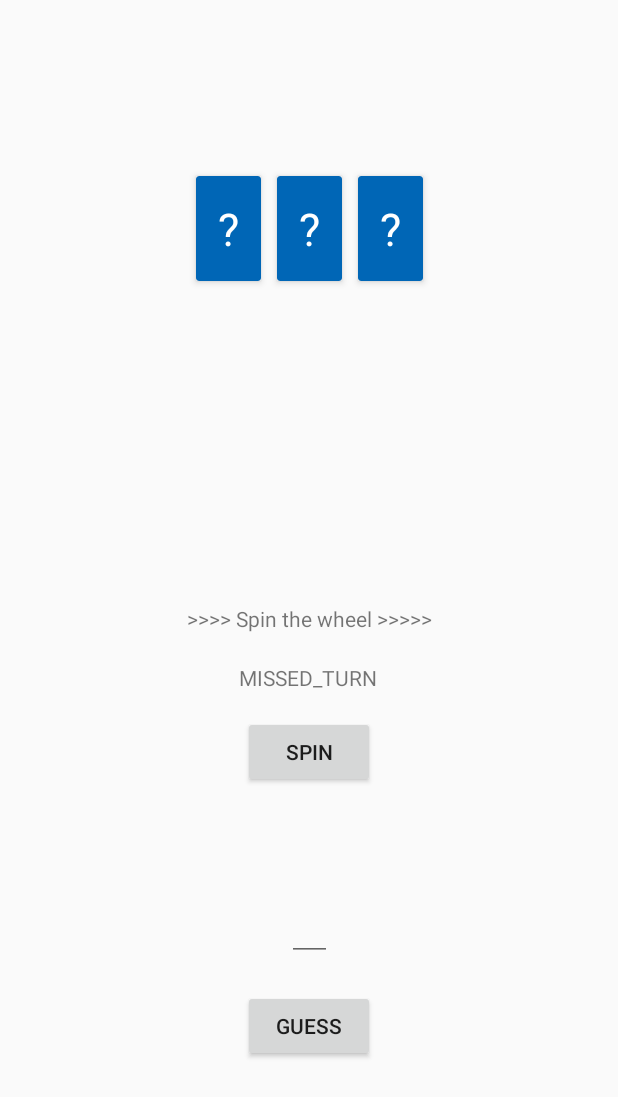
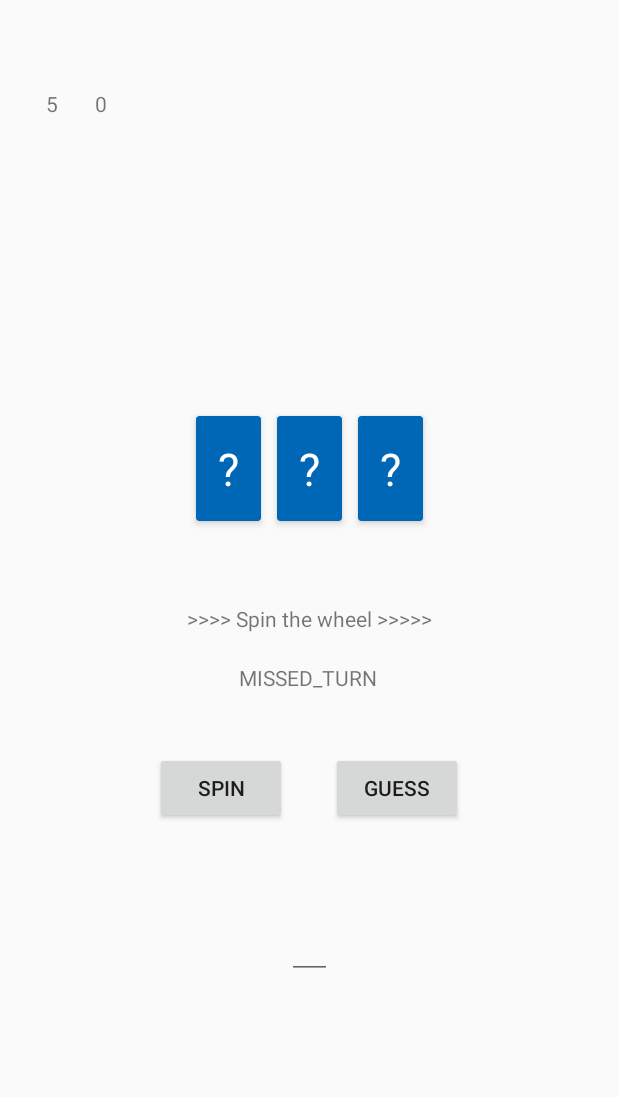
Before and after one commit to miax6351/s205353Lykkehjulet, an Android app: the GameFragment screen opened through its navigation route, after a tap on "SPIN", on a phone screen of 412 x 824 dp. Shown: the top 1097 px of the screen. Run offline under Robolectric (Android 15) with nearby library versions, the phone set to English and light mode, and no system bars.

Commit message:
gamelogic and new buttons

```diff
--- a/app/src/main/java/com/example/s205353lykkehjulet/Game.kt
+++ b/app/src/main/java/com/example/s205353lykkehjulet/Game.kt
@@ -2,8 +2,10 @@ package com.example.s205353lykkehjulet
 
 class Game {
 
+    private var value = Value()
     private var player = Player()
     private var result = ""
+    private var pointsToWin = 0
 
     fun startGame(){
 
@@ -13,24 +15,29 @@ class Game {
 
     fun spinTheWheel(){
 
-        var times = 0
-        while (times < 1){
+       // while (player.getLives() > 0){
             val spin = (Math.random() * Field.values().size).toInt()
-            //System.out.println("*******************************************" + spin)
-            times++
 
             val field : Field = Field.values().get(spin)
-            println("inside spin wheel")
-            println(field)
             setResult(field.toString())
+            println(field.toString())
 
             when (field){
-                Field.VALUE -> println("guess word")
-                Field.EXTRA_TURN -> spinTheWheel()
-                Field.MISSED_TURN -> break
-                Field.BANKRUPTCY -> player.setPoints(0)
+                Field.VALUE -> {
+                    pointsToWin = value.getRandomValue()
+                    setResult(pointsToWin.toString())
+                    player.addPoints(pointsToWin * HiddenWord.getRightGuesses())
+                }
+                Field.EXTRA_TURN -> {
+                    setResult(field.toString())
+                    spinTheWheel()
+                }
+                Field.MISSED_TURN -> println("")
+                Field.BANKRUPTCY -> {
+                    player.setPoints(0)
+                }
             }
-        }
+       // }
 
 
     }
--- a/app/src/main/java/com/example/s205353lykkehjulet/GameFragment.kt
+++ b/app/src/main/java/com/example/s205353lykkehjulet/GameFragment.kt
@@ -22,7 +22,9 @@ class GameFragment : Fragment() {
     private var adapter : RecyclerView.Adapter<RecyclerAdapter.ViewHolder>? = null
     private var game = Game()
     private var result: TextView? = null
+    private var points: TextView? = null
     private val viewModel : GameViewModel by viewModels()
+    private var player = Player()
 
     override fun onCreate(savedInstanceState: Bundle?) {
         super.onCreate(savedInstanceState)
@@ -37,22 +39,27 @@ class GameFragment : Fragment() {
         _binding = FragmentGameBinding.inflate(inflater, container, false)
         val view = binding.root
         layoutManager = LinearLayoutManager(context, LinearLayoutManager.HORIZONTAL, false,)
+
         adapter = RecyclerAdapter()
         binding.recyclerView.layoutManager = layoutManager
         binding.recyclerView.adapter = adapter
+
         result = binding.resultView
+        points = binding.points
 
 
         binding.spinWheelButton.setOnClickListener(){
             game.spinTheWheel()
-            viewModel.setValue(game.getResult())
-            viewModel.setValue(HiddenWord.getQuestionMarkArray())
+            viewModel.setResultValue(game.getResult())
+            viewModel.setPointsValue(player.getPoints())
         }
 
-        binding.button.setOnClickListener(){
+        binding.guessButton.setOnClickListener(){
             HiddenWord.displayLetterIfTrue(binding.guessInputField.text.toString())
             println(binding.guessInputField.text.toString())
             print(HiddenWord.getQuestionMarkArray().toString())
+            binding.guessInputField.text.clear()
+
 
         }
 
@@ -65,15 +72,18 @@ class GameFragment : Fragment() {
         val gameObserver = Observer<String> { spin ->
             // Update the UI, in this case, a TextView.
             result?.text  = game.getResult()
+
         }
 
         // Observe the LiveData, passing in this activity as the LifecycleOwner and the observer.
         viewModel.currentResult.observe(viewLifecycleOwner, {
                 newWord -> binding.resultView.text = newWord
         })
-        viewModel.currentQuestionMarkArray.observe(viewLifecycleOwner, {
-                newArray -> viewModel.currentQuestionMarkArray
+
+        viewModel.currentPoints.observe(viewLifecycleOwner, {
+                newPoints -> binding.points.text = newPoints.toString()
         })
+
 
 
     }
--- a/app/src/main/java/com/example/s205353lykkehjulet/GameViewModel.kt
+++ b/app/src/main/java/com/example/s205353lykkehjulet/GameViewModel.kt
@@ -9,16 +9,25 @@ class GameViewModel : ViewModel() {
     private val _currentResult = MutableLiveData<String>()
     val currentResult : LiveData<String>
     get() = _currentResult
+
+    private val _currentPoints = MutableLiveData<Int>()
+    val currentPoints : LiveData<Int>
+        get() = _currentPoints
+
     private val _currentQuestionMarkArray = MutableLiveData<ArrayList<Char>>()
     val currentQuestionMarkArray : LiveData<ArrayList<Char>>
     get() = _currentQuestionMarkArray
 
-    fun setValue(string : String){
+    fun setResultValue(string : String){
         _currentResult.value = string
     }
 
-    fun setValue(questionMarkArray : ArrayList<Char>){
+    fun setQuestionValue(questionMarkArray : ArrayList<Char>){
         _currentQuestionMarkArray.value = questionMarkArray
+    }
+
+    fun setPointsValue(points : Int){
+        _currentPoints.value = points
     }
 
 
--- a/app/src/main/java/com/example/s205353lykkehjulet/HiddenWord.kt
+++ b/app/src/main/java/com/example/s205353lykkehjulet/HiddenWord.kt
@@ -4,8 +4,9 @@ object HiddenWord {
 
     private var questionMarkArray: ArrayList<Char> = ArrayList()
     private var hiddenWordsArray = arrayOf("Cat","Dog","Rooster")
-    private var word = hiddenWordsArray[0]
+    private var word = hiddenWordsArray[1]
     private var wordArray = word.toList() as ArrayList<Char>
+    private var rightGuesses = 0;
 
 
     fun getHiddenWordArray(): List<Char> {
@@ -13,9 +14,11 @@ object HiddenWord {
     }
 
     fun displayLetterIfTrue(guess : String){
+        rightGuesses = 0
         for (i in 0..wordArray.size - 1) {
             if (guess.equals(wordArray[i].toString(),true)){
                 getQuestionMarkArray()[i] = wordArray[i]
+                rightGuesses++
             }
         }
 
@@ -31,4 +34,8 @@ object HiddenWord {
         return questionMarkArray
     }
 
+    fun getRightGuesses(): Int {
+        return rightGuesses
+    }
+
 }
--- a/app/src/main/java/com/example/s205353lykkehjulet/Player.kt
+++ b/app/src/main/java/com/example/s205353lykkehjulet/Player.kt
@@ -21,8 +21,16 @@ class Player {
         return loseStatus
     }
 
+    fun getPoints(): Int {
+        return points
+    }
+
     fun setPoints(newPoints: Int) {
         points = newPoints;
     }
 
+    fun addPoints(newPoints: Int){
+        points += newPoints
+    }
+
 }
--- a/app/src/main/java/com/example/s205353lykkehjulet/RecyclerAdapter.kt
+++ b/app/src/main/java/com/example/s205353lykkehjulet/RecyclerAdapter.kt
@@ -37,6 +37,10 @@ class RecyclerAdapter : RecyclerView.Adapter<RecyclerAdapter.ViewHolder>() {
         }
     }
 
+    fun setTitles(newArray : ArrayList<Char>){
+        titles = newArray
+    }
+
 
 
 }
--- /dev/null
+++ b/app/src/main/java/com/example/s205353lykkehjulet/Value.kt
@@ -0,0 +1,12 @@
+package com.example.s205353lykkehjulet
+
+import kotlin.random.Random
+
+class Value {
+
+    private var valueArray = arrayOf(100,200,300,400,500)
+
+    fun getRandomValue(): Int {
+        return valueArray[Random.nextInt(0,valueArray.size - 1)]
+    }
+}
--- a/app/src/main/res/layout/fragment_game.xml
+++ b/app/src/main/res/layout/fragment_game.xml
@@ -11,8 +11,8 @@
         android:layout_width="wrap_content"
         android:layout_height="wrap_content"
         android:layout_marginTop="112dp"
-        android:layout_marginBottom="78dp"
-        app:layout_constraintBottom_toTopOf="@+id/textView"
+        android:layout_marginBottom="50dp"
+        app:layout_constraintBottom_toTopOf="@+id/spin_wheel_text"
         app:layout_constraintEnd_toEndOf="parent"
         app:layout_constraintHorizontal_bias="0.5"
         app:layout_constraintStart_toStartOf="parent"
@@ -31,6 +31,30 @@
         app:layout_constraintTop_toTopOf="parent" />
 
     <TextView
+        android:id="@+id/life_count"
+        android:layout_width="wrap_content"
+        android:layout_height="wrap_content"
+        android:text="5"
+        app:layout_constraintBottom_toBottomOf="parent"
+        app:layout_constraintEnd_toEndOf="parent"
+        app:layout_constraintHorizontal_bias="0.076"
+        app:layout_constraintStart_toStartOf="parent"
+        app:layout_constraintTop_toTopOf="parent"
+        app:layout_constraintVertical_bias="0.074" />
+
+    <TextView
+        android:id="@+id/points"
+        android:layout_width="wrap_content"
+        android:layout_height="wrap_content"
+        android:text="0"
+        app:layout_constraintBottom_toBottomOf="parent"
+        app:layout_constraintEnd_toEndOf="parent"
+        app:layout_constraintHorizontal_bias="0.156"
+        app:layout_constraintStart_toStartOf="parent"
+        app:layout_constraintTop_toTopOf="parent"
+        app:layout_constraintVertical_bias="0.074" />
+
+    <TextView
         android:id="@+id/resultView"
         android:layout_width="wrap_content"
         android:layout_height="wrap_content"
@@ -46,16 +70,15 @@
         android:id="@+id/spinWheelButton"
         android:layout_width="wrap_content"
         android:layout_height="wrap_content"
-        android:layout_marginStart="161dp"
-        android:layout_marginTop="55dp"
-        android:layout_marginEnd="162dp"
-        android:layout_marginBottom="253dp"
+        android:layout_marginStart="103dp"
+        android:layout_marginTop="56dp"
+        android:layout_marginEnd="29dp"
+        android:layout_marginBottom="252dp"
         android:text="@string/spin_button"
         app:layout_constraintBottom_toBottomOf="parent"
-        app:layout_constraintEnd_toEndOf="parent"
+        app:layout_constraintEnd_toStartOf="@+id/guess_button"
         app:layout_constraintStart_toStartOf="parent"
-        app:layout_constraintTop_toBottomOf="@+id/spin_wheel_text"
-        app:layout_constraintVertical_bias="0.0">
+        app:layout_constraintTop_toBottomOf="@+id/spin_wheel_text">
 
     </Button>
 
@@ -74,14 +97,17 @@
     </EditText>
 
     <Button
-        android:id="@+id/button"
+        android:id="@+id/guess_button"
         android:layout_width="wrap_content"
         android:layout_height="wrap_content"
-        android:layout_marginTop="19dp"
+        android:layout_marginStart="220dp"
+        android:layout_marginTop="56dp"
+        android:layout_marginEnd="103dp"
+        android:layout_marginBottom="251dp"
         android:text="GUESS"
+        app:layout_constraintBottom_toBottomOf="parent"
         app:layout_constraintEnd_toEndOf="parent"
-        app:layout_constraintHorizontal_bias="0.5"
         app:layout_constraintStart_toStartOf="parent"
-        app:layout_constraintTop_toBottomOf="@+id/guess_input_field" />
+        app:layout_constraintTop_toBottomOf="@+id/spin_wheel_text" />
 
 </androidx.constraintlayout.widget.ConstraintLayout>
```
